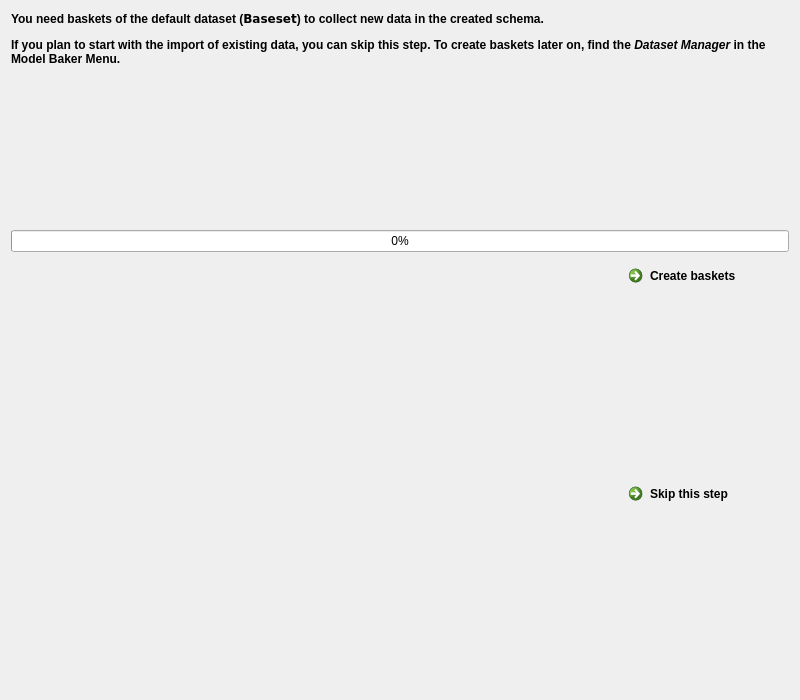
First picture: the form in QgisModelBaker/ui/workflow_wizard/default_baskets.ui, repository opengisch/QgisModelBaker, before the edit.
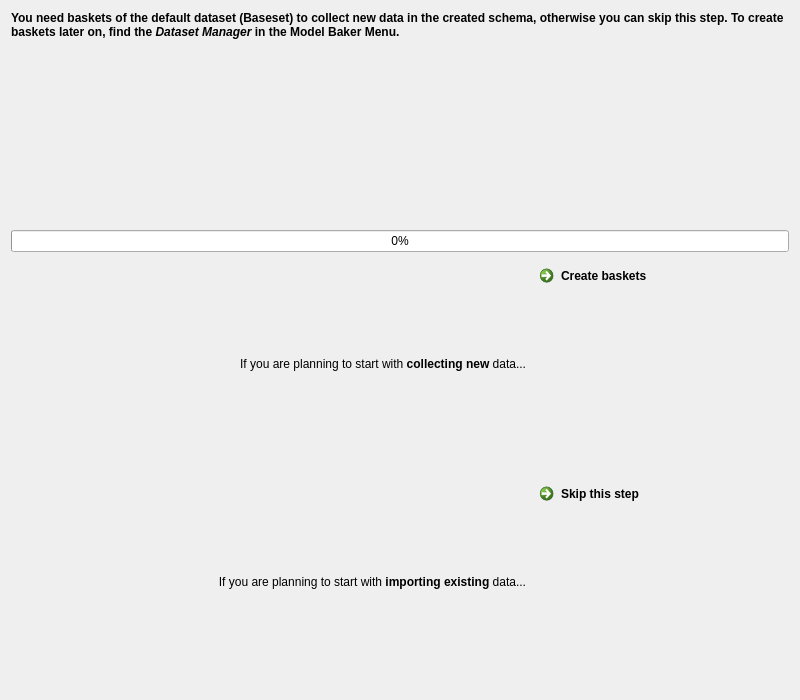
Second picture: the form after the edit.

Commit message: improve usability of basket page with desciptive text next to the buttons

Patch:
```diff
--- a/QgisModelBaker/ui/workflow_wizard/default_baskets.ui
+++ b/QgisModelBaker/ui/workflow_wizard/default_baskets.ui
@@ -14,14 +14,27 @@
    <string>Create default Baskets</string>
   </property>
   <layout class="QGridLayout" name="gridLayout">
-   <item row="1" column="0" colspan="2">
-    <layout class="QVBoxLayout" name="baskets_layout">
-     <property name="sizeConstraint">
-      <enum>QLayout::SetMaximumSize</enum>
+   <item row="2" column="0" colspan="3">
+    <widget class="QProgressBar" name="progress_bar">
+     <property name="value">
+      <number>0</number>
      </property>
-    </layout>
+    </widget>
    </item>
-   <item row="0" column="0" colspan="2">
+   <item row="3" column="2">
+    <widget class="QCommandLinkButton" name="create_default_baskets_button">
+     <property name="sizePolicy">
+      <sizepolicy hsizetype="Preferred" vsizetype="Preferred">
+       <horstretch>0</horstretch>
+       <verstretch>0</verstretch>
+      </sizepolicy>
+     </property>
+     <property name="text">
+      <string>Create baskets</string>
+     </property>
+    </widget>
+   </item>
+   <item row="0" column="0" colspan="3">
     <widget class="QLabel" name="description">
      <property name="minimumSize">
       <size>
@@ -36,7 +49,7 @@
       </font>
      </property>
      <property name="text">
-      <string>&lt;html&gt;&lt;head/&gt;&lt;body&gt;&lt;p&gt;You need baskets of the default dataset (&lt;code&gt;Baseset&lt;/code&gt;) to collect new data in the created schema. &lt;/p&gt;&lt;p&gt;If you plan to start with the import of existing data, you can skip this step. To create baskets later on, find the &lt;b&gt;&lt;i&gt;Dataset Manager&lt;/i&gt;&lt;/b&gt; in the Model Baker Menu.&lt;/p&gt;&lt;/body&gt;&lt;/html&gt;</string>
+      <string>&lt;html&gt;&lt;head/&gt;&lt;body&gt;&lt;p&gt;You need baskets of the default dataset (&lt;span style=&quot; font-family:'monospace';&quot;&gt;Baseset&lt;/span&gt;) to collect new data in the created schema, otherwise you can skip this step. To create baskets later on, find the &lt;span style=&quot; font-style:italic;&quot;&gt;Dataset Manager&lt;/span&gt; in the Model Baker Menu.&lt;/p&gt;&lt;/body&gt;&lt;/html&gt;</string>
      </property>
      <property name="alignment">
       <set>Qt::AlignLeading|Qt::AlignLeft|Qt::AlignTop</set>
@@ -46,40 +59,72 @@
      </property>
     </widget>
    </item>
-   <item row="3" column="1">
-    <widget class="QCommandLinkButton" name="create_default_baskets_button">
-     <property name="text">
-      <string>Create baskets</string>
-     </property>
-    </widget>
-   </item>
-   <item row="3" column="0">
-    <spacer name="horizontalSpacer">
-     <property name="orientation">
-      <enum>Qt::Horizontal</enum>
-     </property>
-     <property name="sizeHint" stdset="0">
-      <size>
-       <width>40</width>
-       <height>20</height>
-      </size>
-     </property>
-    </spacer>
-   </item>
-   <item row="2" column="0" colspan="2">
-    <widget class="QProgressBar" name="progress_bar">
-     <property name="value">
-      <number>0</number>
-     </property>
-    </widget>
-   </item>
-   <item row="4" column="1">
+   <item row="4" column="2">
     <widget class="QCommandLinkButton" name="skip_button">
+     <property name="sizePolicy">
+      <sizepolicy hsizetype="Preferred" vsizetype="Preferred">
+       <horstretch>0</horstretch>
+       <verstretch>0</verstretch>
+      </sizepolicy>
+     </property>
      <property name="text">
       <string>Skip this step</string>
      </property>
     </widget>
    </item>
+   <item row="1" column="0" colspan="3">
+    <layout class="QVBoxLayout" name="baskets_layout">
+     <property name="sizeConstraint">
+      <enum>QLayout::SetMaximumSize</enum>
+     </property>
+    </layout>
+   </item>
+   <item row="4" column="0" colspan="2">
+    <widget class="QLabel" name="skip_desc">
+     <property name="sizePolicy">
+      <sizepolicy hsizetype="Expanding" vsizetype="Preferred">
+       <horstretch>0</horstretch>
+       <verstretch>0</verstretch>
+      </sizepolicy>
+     </property>
+     <property name="font">
+      <font>
+       <weight>50</weight>
+       <italic>false</italic>
+       <bold>false</bold>
+      </font>
+     </property>
+     <property name="text">
+      <string>&lt;html&gt;&lt;head/&gt;&lt;body&gt;&lt;p&gt;If you are planning to start with &lt;span style=&quot; font-weight:600;&quot;&gt;importing existing&lt;/span&gt; data...&lt;/p&gt;&lt;/body&gt;&lt;/html&gt;</string>
+     </property>
+     <property name="alignment">
+      <set>Qt::AlignRight|Qt::AlignTrailing|Qt::AlignVCenter</set>
+     </property>
+    </widget>
+   </item>
+   <item row="3" column="0" colspan="2">
+    <widget class="QLabel" name="create_default_basket_desc">
+     <property name="sizePolicy">
+      <sizepolicy hsizetype="Expanding" vsizetype="Preferred">
+       <horstretch>0</horstretch>
+       <verstretch>0</verstretch>
+      </sizepolicy>
+     </property>
+     <property name="font">
+      <font>
+       <weight>50</weight>
+       <italic>false</italic>
+       <bold>false</bold>
+      </font>
+     </property>
+     <property name="text">
+      <string>&lt;html&gt;&lt;head/&gt;&lt;body&gt;&lt;p&gt;If you are planning to start with&lt;span style=&quot; font-weight:600;&quot;&gt; collecting new &lt;/span&gt;data...&lt;/p&gt;&lt;/body&gt;&lt;/html&gt;</string>
+     </property>
+     <property name="alignment">
+      <set>Qt::AlignRight|Qt::AlignTrailing|Qt::AlignVCenter</set>
+     </property>
+    </widget>
+   </item>
   </layout>
  </widget>
  <resources/>
```
